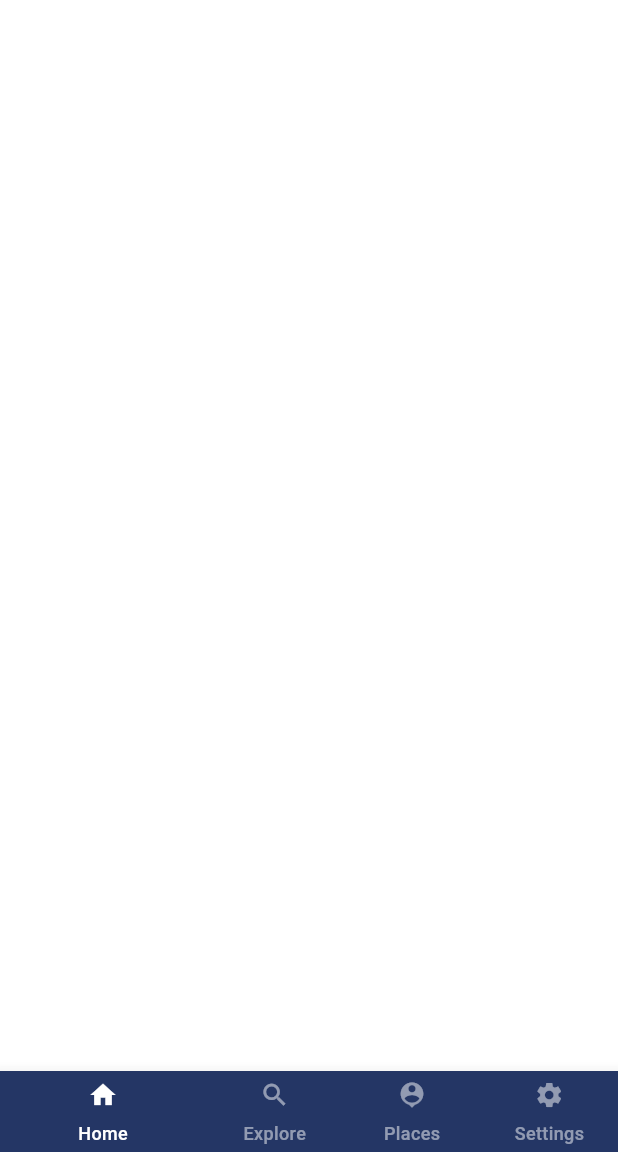
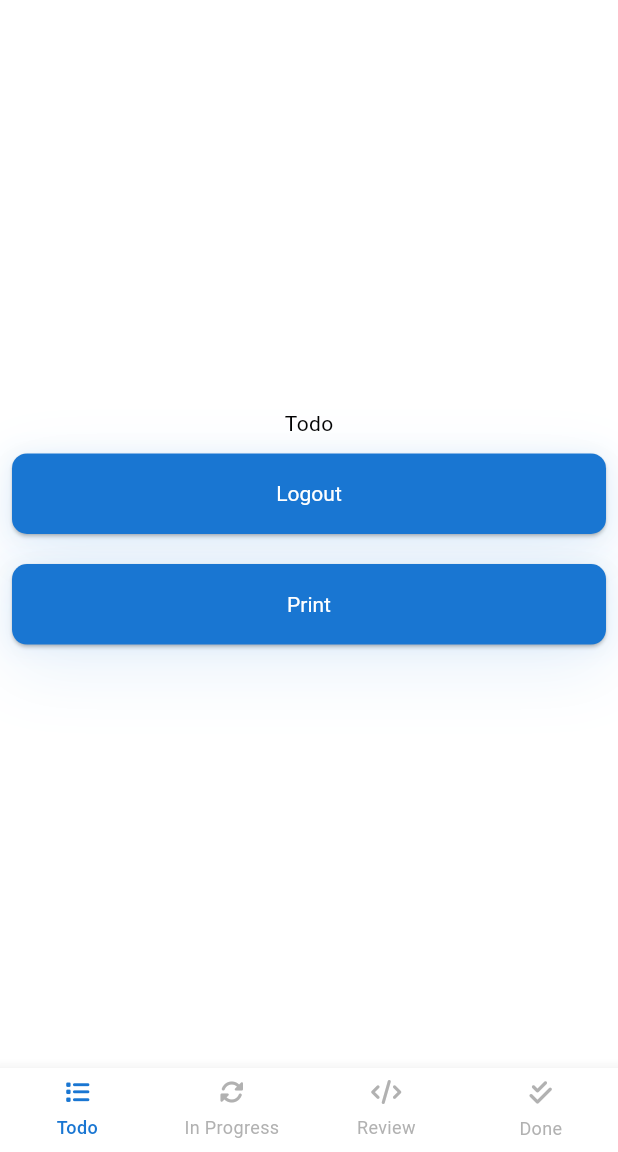
Before and after one commit to PiyushKhairnar53/task_management_app_flutter, a Flutter app: the HomeView screen opened by its route, on a phone screen of 412 x 824 dp, the part 84-1236 px from its top. Run offline on Flutter 3.47's test engine with Material 3 defaults, Android fonts, the phone set to English and light mode, and no system bars; our stand-ins replace flutter_screenutil, font_awesome_flutter, get, get_storage; accounts and stored records are empty.

Commit message:
BottomNavigationBar set up and Fragments created

```diff
--- a/lib/app/modules/home/controllers/home_controller.dart
+++ b/lib/app/modules/home/controllers/home_controller.dart
@@ -17,74 +17,69 @@ class HomeController extends GetxController{
   }
 
   buildBottomNavigationMenu(context) {
-    return Obx(() => MediaQuery(
-        data: MediaQuery.of(context).copyWith(textScaleFactor: 1.0),
-        child: SizedBox(
-          height: 54,
+    return Obx(() => SizedBox(
       child: BottomNavigationBar(
+        type: BottomNavigationBarType.fixed,
         showUnselectedLabels: true,
-            showSelectedLabels: true,
+        // showSelectedLabels: true,
         onTap: changeTabIndex,
         currentIndex: tabIndex.value,
-            backgroundColor: const Color.fromRGBO(36, 54, 101, 1.0),
-            unselectedItemColor: Colors.white.withOpacity(0.5),
-            selectedItemColor: Colors.white,
-            unselectedLabelStyle: unselectedLabelStyle,
+        selectedItemColor : AppColors.kPrimaryColor,
+        backgroundColor: Colors.white,
+        unselectedItemColor: Colors.grey.withOpacity(0.8),
+        // unselectedLabelStyle: unselectedLabelStyle,
         selectedLabelStyle: selectedLabelStyle,
         items: [
           BottomNavigationBarItem(
             icon: Container(
               margin: const EdgeInsets.only(bottom: 7),
-                  child: const Icon(
-                    Icons.home,
-                    size: 20.0,
+              child: const FaIcon(FontAwesomeIcons.list,size: 16,)
             ),
-                ),
-                label: 'Home',
-                backgroundColor: const Color.fromRGBO(36, 54, 101, 1.0),
+            label: 'Todo',
+            backgroundColor: AppColors.white,
           ),
           BottomNavigationBarItem(
             icon: Container(
               margin: const EdgeInsets.only(bottom: 7),
-                  child: const Icon(
-                    Icons.search,
-                    size: 20.0,
+              child: const FaIcon(FontAwesomeIcons.rotate,size: 16,)
             ),
-                ),
-                label: 'Explore',
-                backgroundColor: const Color.fromRGBO(36, 54, 101, 1.0),
+            label: 'In Progress',
+            backgroundColor: AppColors.white,
           ),
           BottomNavigationBarItem(
             icon: Container(
               margin: const EdgeInsets.only(bottom: 7),
-                  child: const Icon(
-                    Icons.location_history,
-                    size: 20.0,
+              child: const FaIcon(FontAwesomeIcons.code,size: 16,)
             ),
-                ),
-                label: 'Places',
-                backgroundColor: const Color.fromRGBO(36, 54, 101, 1.0),
+            label: 'Review',
+            backgroundColor: AppColors.white,
           ),
           BottomNavigationBarItem(
             icon: Container(
                 margin: const EdgeInsets.only(bottom: 7),
-                  child: const Icon(
-                    Icons.settings,
-                    size: 20.0,
+                child: const FaIcon(FontAwesomeIcons.checkDouble,size: 17,)
             ),
+            label: 'Done',
+            backgroundColor: AppColors.white,
           ),
-                label: 'Settings',
-                backgroundColor: const Color.fromRGBO(36, 54, 101, 1.0),
-              ),
+          // BottomNavigationBarItem(
+          //   icon: Container(
+          //     margin: const EdgeInsets.only(bottom: 7),
+          //     child: const Icon(
+          //       Icons.settings,
+          //       size: 20.0,
+          //     ),
+          //   ),
+          //   label: 'Settings',
+          //   backgroundColor: const Color.fromRGBO(36, 54, 101, 1.0),
+          // ),
         ],
       ),
-        )));
+    ));
   }
-
 
   void onLogoutClick(){
     Storage.clearStorage();
-    Get.back();
     Get.offAllNamed(Routes.LOGIN);
   }
 
--- /dev/null
+++ b/lib/app/modules/home/views/fragments/code_review/controller/code_review_controller.dart
@@ -0,0 +1,16 @@
+import 'package:task_management_app/imports.dart';
+
+class CodeReviewController extends GetxController{
+
+  String value = "Code Review";
+
+  void onLogoutClick(){
+    Storage.clearStorage();
+    Get.offAllNamed(Routes.LOGIN);
+  }
+
+  void printLocalStorage(){
+    print(Storage.getValue(Constants.TOKEN));
+    // print(Storage.getValue(Constants.TOKEN)['role']);
+  }
+}
--- /dev/null
+++ b/lib/app/modules/home/views/fragments/todo/controllers/todo_controller.dart
@@ -0,0 +1,16 @@
+import 'package:task_management_app/imports.dart';
+
+class TodoController extends GetxController{
+
+  String value = "Todo";
+
+  void onLogoutClick(){
+    Storage.clearStorage();
+    Get.offAllNamed(Routes.LOGIN);
+  }
+
+  void printLocalStorage(){
+    print(Storage.getValue(Constants.TOKEN));
+    // print(Storage.getValue(Constants.TOKEN)['role']);
+  }
+}
--- /dev/null
+++ b/lib/app/modules/home/views/fragments/todo/views/todo_view.dart
@@ -0,0 +1,55 @@
+import '../../../../../../../imports.dart';
+
+class TodoView extends StatelessWidget{
+  TodoView({super.key});
+
+  TodoController controller = Get.put(TodoController());
+
+  @override
+  Widget build(BuildContext context) {
+    return Scaffold(
+      backgroundColor: AppColors.white,
+      body:Padding(
+        padding: const EdgeInsets.all(8.0),
+        child: Column(
+          mainAxisAlignment: MainAxisAlignment.center,
+          crossAxisAlignment: CrossAxisAlignment.center,
+          children: [
+            Text(controller.value),
+            _logoutButtonWidget(controller),
+            _localStorageButtonWidget(controller),
+          ],
+        ),
+      )
+    );
+  }
+
+  _logoutButtonWidget(TodoController controller) => FormButtonComponent(
+    onPressed: () {
+      controller.onLogoutClick();
+    },
+    color: Get.theme.primaryColor,
+    text: Text(
+      'Logout',
+      style: Get.textTheme.headline2!.copyWith(
+        color: AppColors.white,
+        fontSize: 14,
+      ),
+    ),
+  ).paddingSymmetric(vertical: 10.0);
+
+  _localStorageButtonWidget(TodoController controller) => FormButtonComponent(
+    onPressed: () {
+      controller.printLocalStorage();
+    },
+    color: Get.theme.primaryColor,
+    text: Text(
+      'Print',
+      style: Get.textTheme.headline2!.copyWith(
+        color: AppColors.white,
+        fontSize: 14,
+      ),
+    ),
+  ).paddingSymmetric(vertical: 10.0);
+
+}
--- a/lib/app/modules/home/views/home_view.dart
+++ b/lib/app/modules/home/views/home_view.dart
@@ -1,3 +1,5 @@
+import 'package:task_management_app/app/modules/home/views/fragments/completed/views/completed_view.dart';
+
 import '../../../../imports.dart';
 
 class HomeView extends GetView<HomeController>{
@@ -25,37 +27,15 @@ class HomeView extends GetView<HomeController>{
       body: Obx( ()=>
           IndexedStack(
             index: controller.tabIndex.value,
-
+            children: [
+              TodoView(),
+              InProgressView(),
+              CodeReviewView(),
+              CompletedView(),
+            ],
           )
       )
     );
   }
 
-  _logoutButtonWidget(HomeController controller) => FormButtonComponent(
-    onPressed: () {
-      controller.onLogoutClick();
-    },
-    color: Get.theme.primaryColor,
-    text: Text(
-      'Logout',
-      style: Get.textTheme.headline2!.copyWith(
-        color: AppColors.white,
-        fontSize: 14,
-      ),
-    ),
-  ).paddingSymmetric(vertical: 10.0);
-
-  _localStorageButtonWidget(HomeController controller) => FormButtonComponent(
-    onPressed: () {
-      controller.printLocalStorage();
-    },
-    color: Get.theme.primaryColor,
-    text: Text(
-      'Print',
-      style: Get.textTheme.headline2!.copyWith(
-        color: AppColors.white,
-        fontSize: 14,
-      ),
-    ),
-  ).paddingSymmetric(vertical: 10.0);
 }
--- a/lib/app/routes/app_pages.dart
+++ b/lib/app/routes/app_pages.dart
@@ -18,7 +18,7 @@ abstract class AppPages{
     ),
     GetPage(
       name: _Paths.REGISTER,
-      page: ()=> RegisterView(),
+      page: ()=> const RegisterView(),
       binding: RegisterBinding(),
     ),
   ];
--- a/lib/app/routes/app_routes.dart
+++ b/lib/app/routes/app_routes.dart
@@ -4,10 +4,14 @@ abstract class Routes{
   static const LOGIN = _Paths.LOGIN;
   static const HOME = _Paths.HOME;
   static const REGISTER = _Paths.REGISTER;
+  static const TODO = _Paths.TODO;
+  static const INPROGRESS = _Paths.INPROGRESS;
 }
 
 abstract class _Paths{
   static const LOGIN = '/login';
   static const HOME = '/home';
   static const REGISTER = '/register';
+  static const TODO = '/todo';
+  static const INPROGRESS = '/inprogress';
 }
--- a/lib/imports.dart
+++ b/lib/imports.dart
@@ -49,6 +49,21 @@ export 'package:task_management_app/app/modules/home/controllers/home_controller
 export 'package:task_management_app/app/modules/home/bindings/home_binding.dart';
 export 'package:task_management_app/app/modules/home/views/home_view.dart';
 
+//TodoFragment
+export 'package:task_management_app/app/modules/home/views/fragments/todo/controllers/todo_controller.dart';
+export 'package:task_management_app/app/modules/home/views/fragments/todo/views/todo_view.dart';
+
+//InProgress
+export 'package:task_management_app/app/modules/home/views/fragments/in_progress/controller/in_progress_controller.dart';
+export 'package:task_management_app/app/modules/home/views/fragments/in_progress/views/in_progress_view.dart';
+
+//CodeReview
+export 'package:task_management_app/app/modules/home/views/fragments/code_review/controller/code_review_controller.dart';
+export 'package:task_management_app/app/modules/home/views/fragments/code_review/views/code_review_view.dart';
+
+//Completed
+export 'package:task_management_app/app/modules/home/views/fragments/completed/controller/completed_controller.dart';
+
 //Register
 export 'package:task_management_app/app/modules/register/controllers/register_controller.dart';
 export 'package:task_management_app/app/modules/register/bindings/register_binding.dart';
```
Also changed, not shown: lib/app/modules/home/views/fragments/code_review/views/code_review_view.dart (added, +25 -0 lines), lib/app/modules/home/views/fragments/completed/controller/completed_controller.dart (added, +26 -0 lines), lib/app/modules/home/views/fragments/completed/views/completed_view.dart (added, +25 -0 lines), lib/app/modules/home/views/fragments/in_progress/controller/in_progress_controller.dart (added, +26 -0 lines), lib/app/modules/home/views/fragments/in_progress/views/in_progress_view.dart (added, +17 -0 lines), lib/app/modules/home/views/fragments/in_progress_view.dart (deleted), lib/app/modules/home/views/fragments/todo_view.dart (deleted). Lines whose indentation alone changed are shown as unchanged.
